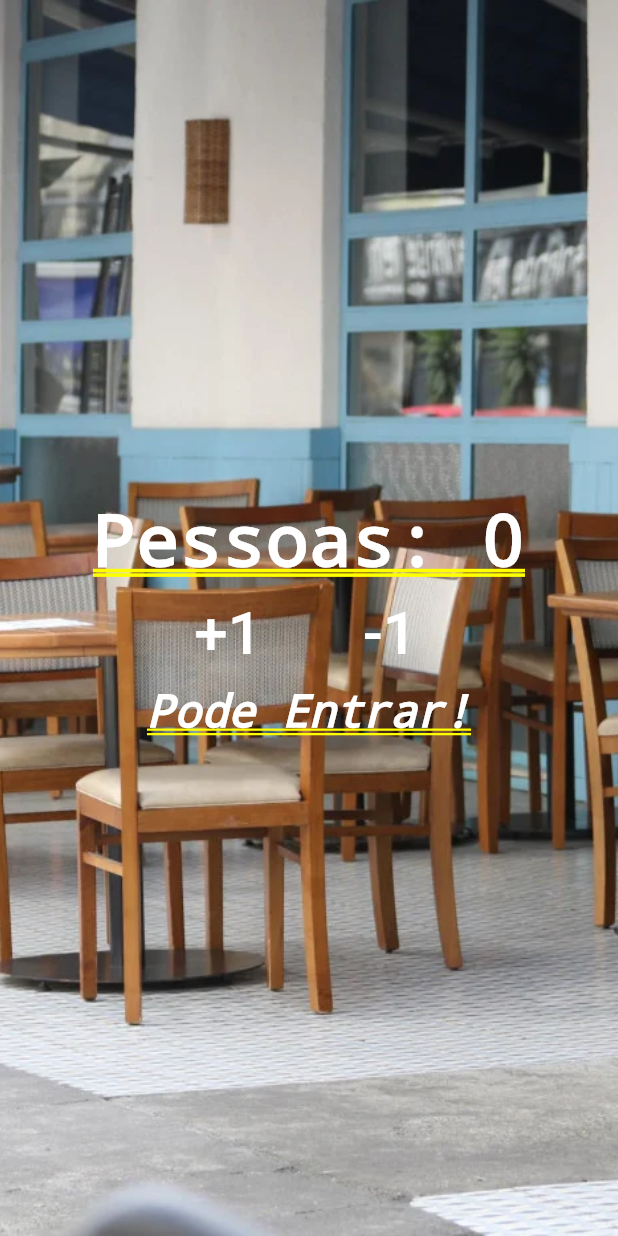
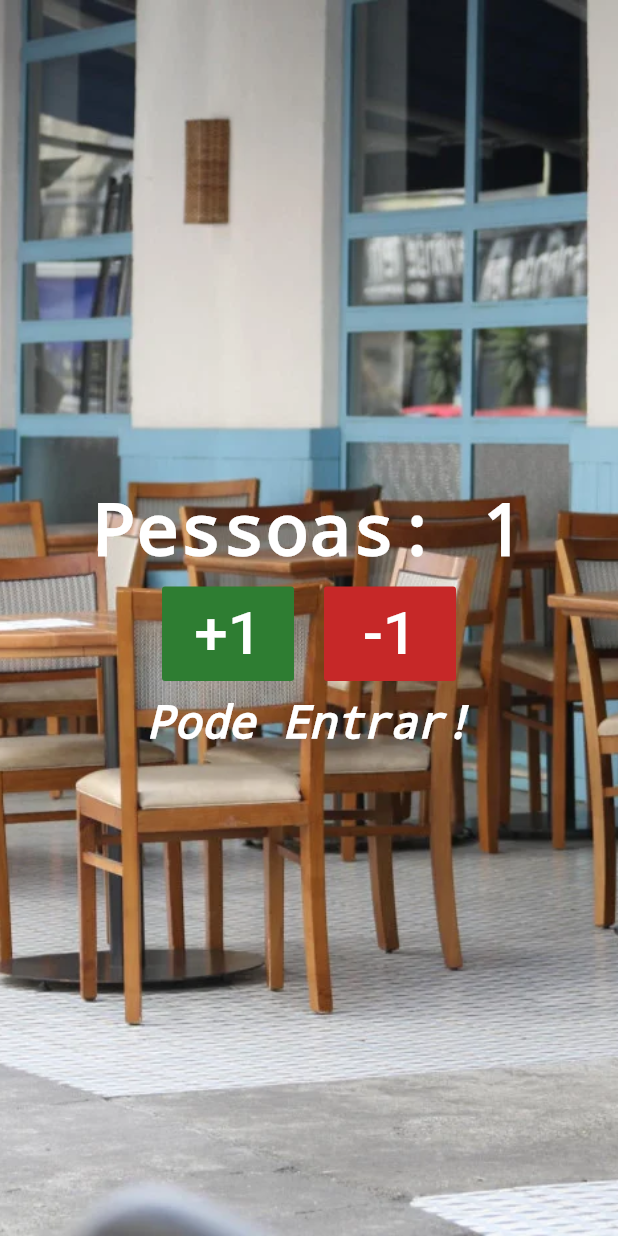
Before and after one commit to Braullio/contador_de_pessoas, a Flutter app: the screen it shows after launch, after a tap on "+1", on a phone screen of 412 x 824 dp. Run offline on Flutter 3.47's test engine with Material 2 defaults, Android fonts, the phone set to English and light mode, and no system bars.

Commit message:
update code

```diff
--- a/lib/main.dart
+++ b/lib/main.dart
@@ -1,9 +1,26 @@
 import 'package:flutter/material.dart';
 
 void main() {
-  runApp(MaterialApp(
-      title: 'Contador de Pessoas',
-      home: Stack(children: <Widget>[
+  runApp(MaterialApp(title: 'Contador de Pessoas', home: Home()));
+}
+
+class Home extends StatefulWidget {
+  @override
+  _HomeState createState() => _HomeState();
+}
+
+class _HomeState extends State<Home> {
+  int _people = 0;
+
+  void _changePeople(int delta) {
+    setState(() {
+      _people += delta;
+    });
+  }
+
+  @override
+  Widget build(BuildContext context) {
+    return Stack(children: <Widget>[
       Image.asset(
         'images/restaurant.jpg',
         fit: BoxFit.cover,
@@ -11,25 +28,38 @@ void main() {
       ),
       Column(mainAxisAlignment: MainAxisAlignment.center, children: <Widget>[
         Text(
-            'Pessoas: 0',
-            style: TextStyle(color: Colors.white, fontWeight: FontWeight.bold),
+          "Pessoas: $_people",
+          style: TextStyle(
+              color: Colors.white,
+              fontWeight: FontWeight.bold,
+              decoration: TextDecoration.none),
         ),
         Row(mainAxisAlignment: MainAxisAlignment.center, children: <Widget>[
           Padding(
               padding: EdgeInsets.all(10.0),
               child: FlatButton(
-                    onPressed: () {},
+                  color: Colors.green[800],
+                  textColor: Colors.white,
+                  padding: EdgeInsets.all(8.0),
+                  onPressed: () {
+                    _changePeople(1);
+                  },
                   child: Text(
                     '+1',
-                      style: TextStyle(fontSize: 40.0, color: Colors.white),
+                    style: TextStyle(fontSize: 40.0),
                   ))),
           Padding(
               padding: EdgeInsets.all(10.0),
               child: FlatButton(
-                    onPressed: () {},
+                  color: Colors.red[800],
+                  textColor: Colors.white,
+                  padding: EdgeInsets.all(8.0),
+                  onPressed: () {
+                    _changePeople(-1);
+                  },
                   child: Text(
                     '-1',
-                      style: TextStyle(fontSize: 40.0, color: Colors.white),
+                    style: TextStyle(fontSize: 40.0),
                   ))),
         ]),
         Text(
@@ -37,8 +67,10 @@ void main() {
           style: TextStyle(
               color: Colors.white,
               fontStyle: FontStyle.italic,
-                fontSize: 30.0),
+              fontSize: 30.0,
+              decoration: TextDecoration.none),
         )
       ])
-      ])));
+    ]);
   }
+}
```
Lines whose indentation alone changed are shown as unchanged.
